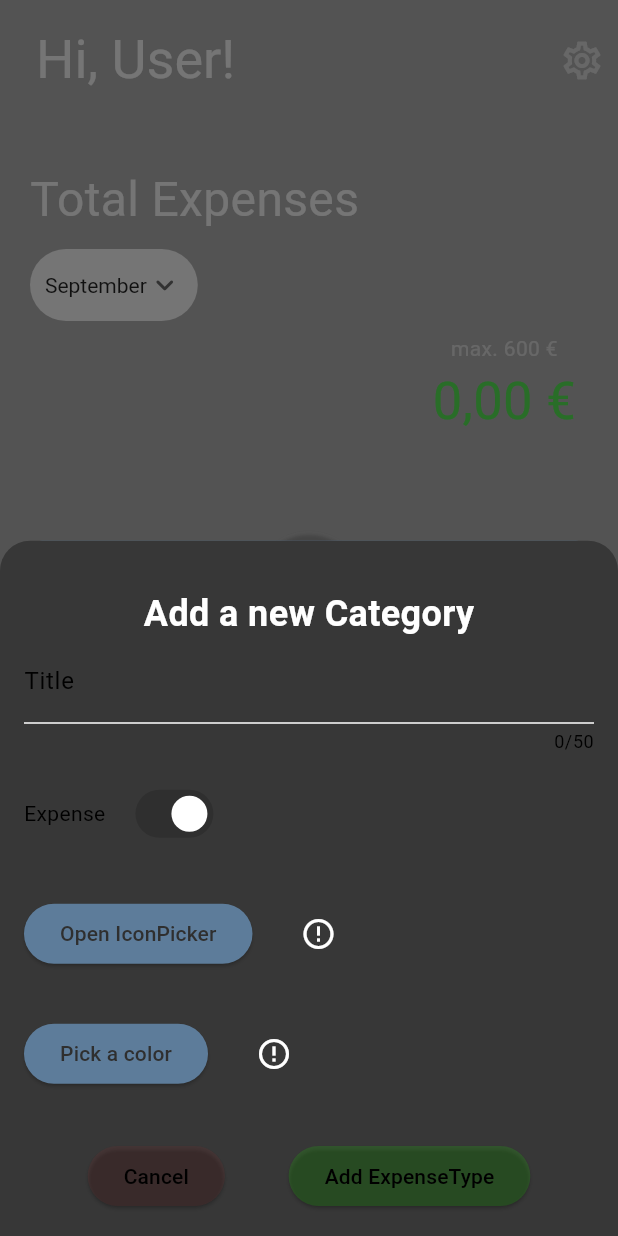
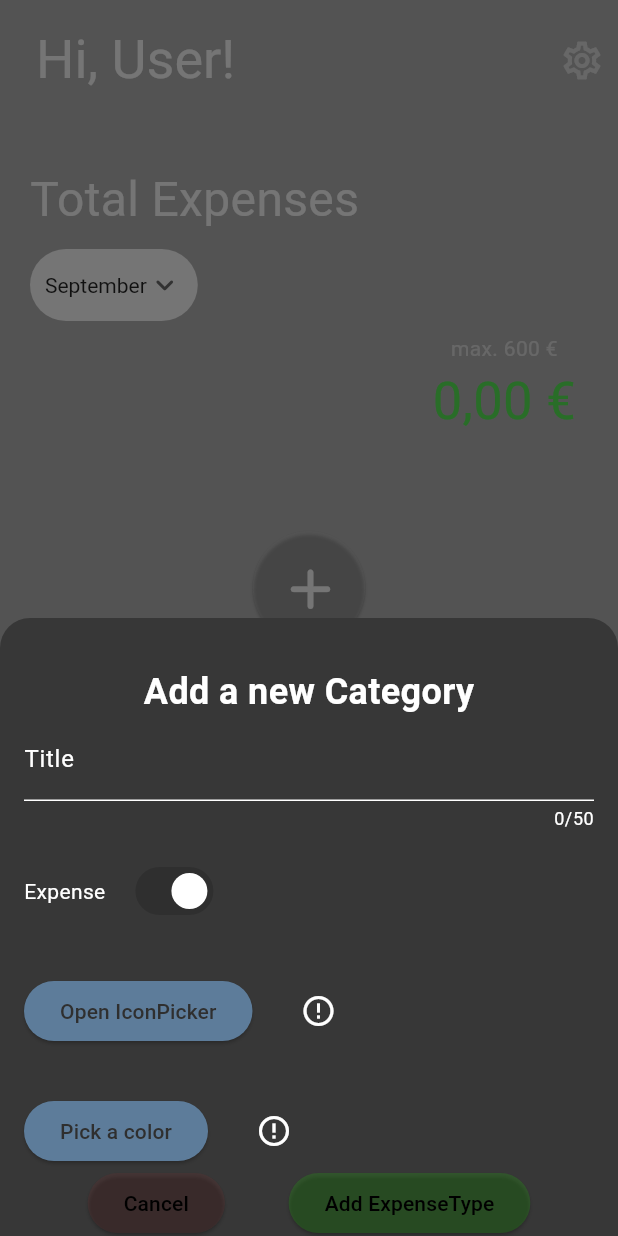
Before and after one commit to F4zination/ExpenseTracker, a Flutter app: the screen it shows after launch, after a tap on the "add" icon, on a phone screen of 412 x 824 dp. Run offline on Flutter 3.47's test engine with Material 3 defaults, Android fonts, the phone set to English and light mode, and no system bars; drawn by our look-alikes of curved_navigation_bar; our stand-ins replace fl_chart, flutter_colorpicker, flutter_riverpod, flutter_spinkit, google_fonts, shared_preferences and 2 more; missing offline and left inert: flutter_iconpicker, flutter_settings_ui; accounts and stored records are empty; Roboto replaces fonts that are missing (Kanit).

Commit message:
Fixed Database handling of new Expense Types and fixed Category and Graph Page

```diff
--- a/lib/pages/home_page.dart
+++ b/lib/pages/home_page.dart
@@ -102,24 +102,41 @@ class _HomePageState extends ConsumerState<HomePage> {
           ),
         ),
         const SizedBox(height: 50),
-        SingleChildScrollView(
+        Padding(
+          padding: const EdgeInsets.symmetric(horizontal: 5),
+          child: SingleChildScrollView(
             scrollDirection: Axis.horizontal,
-          child: Row(children: [
+            child: Row(
+              children: [
                 AddExpenseTypeButton(
                     text: 'add category',
                     onPressed: () {
                       showModalBottomSheet(
                           context: context,
-                    builder: (context) {
-                      return const AddExpenseTypeDialog();
-                    });
-              },
+                          isScrollControlled: true,
+                          backgroundColor: Colors.transparent,
+                          builder: (context) => Padding(
+                              padding: EdgeInsets.only(
+                                  bottom:
+                                      MediaQuery.of(context).viewInsets.bottom),
+                              child: Container(
+                                  height:
+                                      MediaQuery.of(context).size.height * 0.5,
+                                  decoration: const BoxDecoration(
+                                    color: Colors.white,
+                                    borderRadius: BorderRadius.only(
+                                      topLeft: Radius.circular(25.0),
+                                      topRight: Radius.circular(25.0),
                                     ),
-            ...ref.watch(expenseTypesProvider).expenseTypes.map((expenseType) {
+                                  ),
+                                  child: const AddExpenseTypeDialog())));
+                    }),
+                ...ref
+                    .watch(expenseTypesProvider)
+                    .expenseTypes
+                    .map((expenseType) {
                   return AddExpenseButton(
-                icon: expenseType.icon,
-                text: expenseType.name,
-                color: expenseType.color,
+                    expenseType: expenseType,
                     onPressed: () {
                       showModalBottomSheet(
                         context: context,
@@ -146,7 +163,9 @@ class _HomePageState extends ConsumerState<HomePage> {
                     },
                   );
                 }).toList(),
-          ]),
+              ],
+            ),
+          ),
         ),
         const SizedBox(height: 30),
         Expanded(
--- a/lib/pages/metric_category_page.dart
+++ b/lib/pages/metric_category_page.dart
@@ -16,15 +16,19 @@ class MetricCategoryScreen extends ConsumerStatefulWidget {
 
 class _MetricCategoryScreenState extends ConsumerState<MetricCategoryScreen> {
   Map<ExpenseType, List<Expense>> expensesByType = {};
+  DatabaseController databaseController = DatabaseController();
 
   void loadExpenses() async {
-    DatabaseController databaseController = DatabaseController();
+    Map<ExpenseType, List<Expense>> tempLIst = {};
     for (ExpenseType type in ref.read(expenseTypesProvider).expenseTypes) {
       await databaseController.loadExpenseByType(type).then((value) {
-        expensesByType[type] = value;
+        debugPrint(value.toString());
+        tempLIst[type] = value;
       });
     }
-    setState(() {});
+    setState(() {
+      expensesByType = tempLIst;
+    });
   }
 
   String get dateFormated {
@@ -59,6 +63,7 @@ class _MetricCategoryScreenState extends ConsumerState<MetricCategoryScreen> {
             Padding(
               padding: const EdgeInsets.all(16.0),
               child: Column(
+                crossAxisAlignment: CrossAxisAlignment.start,
                 children: [
                   const Text(
                     'Expenses by Category',
--- a/lib/pages/metric_graph_page.dart
+++ b/lib/pages/metric_graph_page.dart
@@ -17,6 +17,7 @@ class MetricGraphScreen extends ConsumerStatefulWidget {
 class _MetricGraphScreenState extends ConsumerState<MetricGraphScreen> {
   List<Tuple2<ExpenseType, double>> totalExpensesByType = [];
   bool loading = true;
+  DatabaseController databaseController = DatabaseController();
   List<BarChartGroupData> barGroupData = [];
 
   void loadExpenses(DatabaseController databaseController) async {
@@ -25,11 +26,14 @@ class _MetricGraphScreenState extends ConsumerState<MetricGraphScreen> {
           .loadExpensesByTypeAndMonth(
               type, DateTime.now().month.toString().padLeft(2, '0'))
           .then((value) {
+        debugPrint(value.toString());
         double total = value.fold(
-            0, (previousValue, element) => previousValue + element.amount);
+            0.0, (previousValue, element) => previousValue + element.amount);
         totalExpensesByType.add(Tuple2(type, total));
       });
     }
+
+    debugPrint(totalExpensesByType.toString());
 
     setState(() {
       barGroupData = totalExpensesByType
@@ -40,7 +44,7 @@ class _MetricGraphScreenState extends ConsumerState<MetricGraphScreen> {
                 barRods: [
                   BarChartRodData(
                       toY: e.value.item2,
-                      color: const Color(0xFF5D9FAE),
+                      color: e.value.item1.color,
                       width: 20,
                       borderRadius: const BorderRadius.only(
                           topLeft: Radius.circular(10),
@@ -56,7 +60,6 @@ class _MetricGraphScreenState extends ConsumerState<MetricGraphScreen> {
   @override
   void initState() {
     super.initState();
-    DatabaseController databaseController = DatabaseController();
     WidgetsBinding.instance.addPostFrameCallback((_) {
       loadExpenses(databaseController);
     });
@@ -104,36 +107,44 @@ class _MetricGraphScreenState extends ConsumerState<MetricGraphScreen> {
                                     space: 20,
                                     axisSide: meta.axisSide,
                                     child: Column(
+                                      mainAxisAlignment:
+                                          MainAxisAlignment.start,
                                       children: [
                                         Icon(
                                           totalExpensesByType[value.toInt()]
                                               .item1
                                               .icon
                                               .data,
-                                      ),
-                                      const SizedBox(
-                                        height: 30,
-                                      ),
-                                      Transform.rotate(
-                                        angle: 3.14 / 2,
-                                        child: Text(
+                                          color:
                                               totalExpensesByType[value.toInt()]
                                                   .item1
-                                              .name,
+                                                  .color,
                                         ),
-                                      )
                                       ],
                                     ));
                               },
                             ),
                           ),
+                          leftTitles: AxisTitles(
+                              sideTitles: SideTitles(
+                            showTitles: true,
+                            reservedSize: 40,
+                            getTitlesWidget: (value, meta) {
+                              return SideTitleWidget(
+                                axisSide: meta.axisSide,
+                                child: Text(
+                                  value.floor().toString(),
+                                  style: const TextStyle(color: Colors.white),
                                 ),
-                      backgroundColor: Colors.grey[200],
+                              );
+                            },
+                          ))),
+                      backgroundColor: Colors.transparent,
                       barTouchData: BarTouchData(
                         touchTooltipData: BarTouchTooltipData(
                             getTooltipItem: (group, groupIndex, rod, rodIndex) {
                           return BarTooltipItem(
-                              '${rod.toY}€',
+                              '${totalExpensesByType[groupIndex].item1.name}\n${rod.toY}€',
                               const TextStyle(
                                   color: Colors.white,
                                   fontWeight: FontWeight.bold));
--- a/lib/pages/settings_page.dart
+++ b/lib/pages/settings_page.dart
@@ -27,16 +27,16 @@ class _SettingsPageState extends ConsumerState<SettingsPage> {
             title: const Text('General'),
             tiles: [
               SettingsTile(
-                title: const Text('Delete Database'),
+                title: const Text('Delete all Expenses'),
                 leading: const Icon(Icons.delete_forever),
                 onPressed: (BuildContext context) {
                   showDialog(
                     context: context,
                     builder: (context) {
                       return AlertDialog(
-                        title: const Text('Delete Database'),
+                        title: const Text('Delete Expenses'),
                         content: const Text(
-                            'Are you sure you want to delete the database?'),
+                            'Are you sure you want to delete all Expenses?'),
                         actions: [
                           TextButton(
                             onPressed: () {
--- a/lib/widgets/add_expense_type_dialog.dart
+++ b/lib/widgets/add_expense_type_dialog.dart
@@ -107,13 +107,22 @@ class _AddExpenseTypeDialogState extends ConsumerState<AddExpenseTypeDialog> {
             maxLength: 50,
             scrollPadding: EdgeInsets.only(
                 bottom: MediaQuery.of(context).viewInsets.bottom),
-            decoration:
-                const InputDecoration(labelText: 'Title', hintText: 'Title'),
+            decoration: const InputDecoration(
+              labelText: 'Title',
+              hintText: 'Title',
+              hintStyle: TextStyle(color: Colors.white),
+              labelStyle: TextStyle(color: Colors.white),
+              floatingLabelStyle: TextStyle(color: Colors.white),
+              counterStyle: TextStyle(color: Colors.white),
+            ),
           ),
           const SizedBox(height: 16),
           Row(
             children: [
-              Text(_isExpense ? 'Expense' : 'Income'),
+              Text(
+                _isExpense ? 'Expense' : 'Income',
+                style: const TextStyle(color: Colors.white),
+              ),
               const SizedBox(width: 16),
               Switch(
                 value: _isExpense,
```
Also changed, not shown: lib/controller/database_controller.dart (+15 -21 lines), lib/provider/expense_types_provider.dart (+12 -0 lines), lib/widgets/add_expense_button.dart (+17 -13 lines), lib/widgets/add_expense_dialog.dart (+16 -11 lines), lib/widgets/display_expenses_category.dart (+15 -3 lines). Lines whose indentation alone changed are shown as unchanged.
